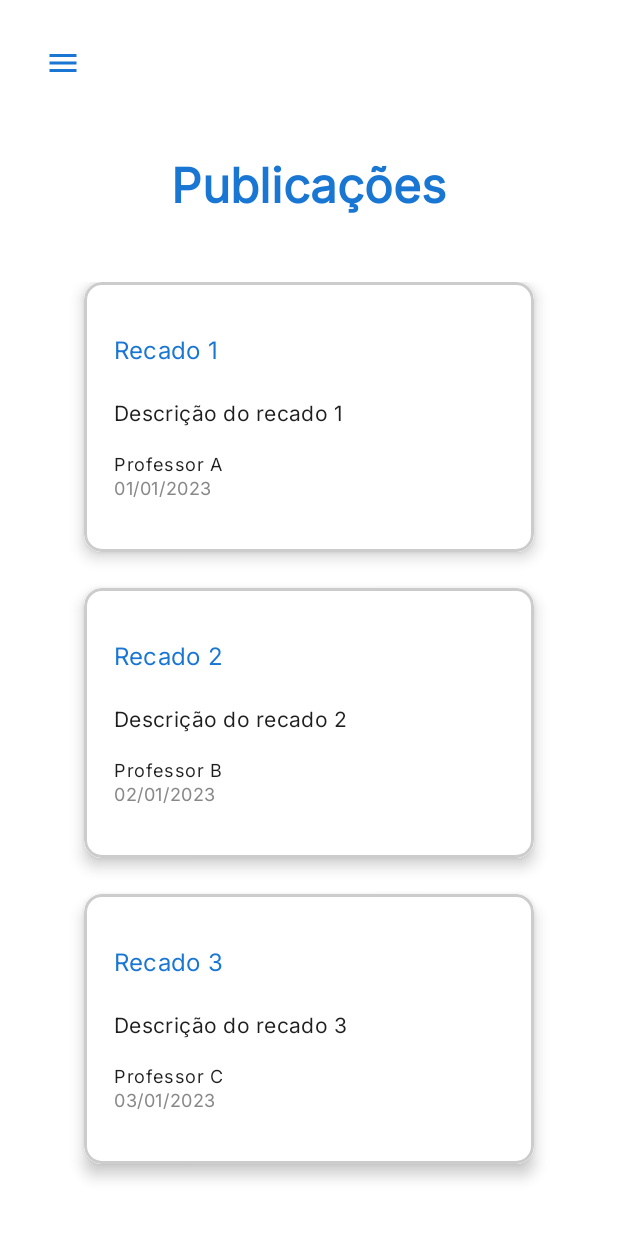
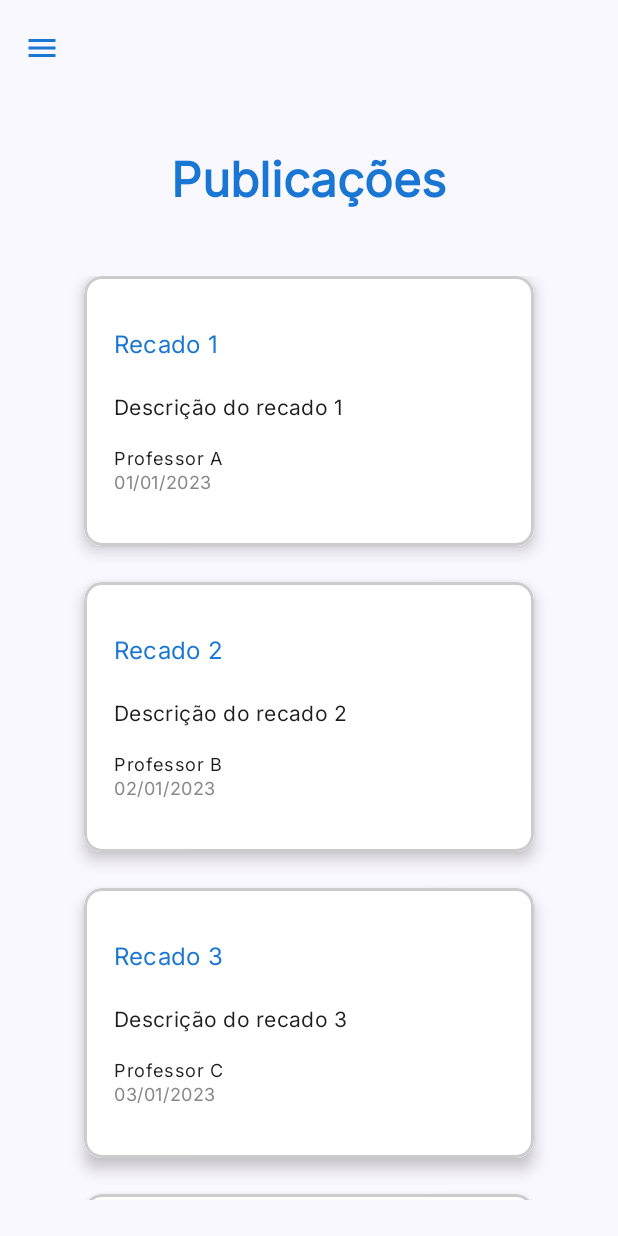
Before and after one commit to nucleo-fornari/mobile-app, an Android app built with Jetpack Compose: the @Preview function PublicacoesScreenPreview, on a phone screen of 412 x 824 dp. Run offline under Robolectric (Android 15) with nearby library versions, the light colour scheme and no system bars; network calls fail; Roboto replaces fonts that are not available here.

Commit message:
FEAT: Redirecionar de acordo com a função do usuário e navegação do responsável.

```diff
--- a/app/src/main/java/com/example/nucleofornari/data/model/SessaoUsuario.kt
+++ b/app/src/main/java/com/example/nucleofornari/data/model/SessaoUsuario.kt
@@ -2,9 +2,9 @@ package com.example.nucleofornari.data.model
 
 data class SessaoUsuario(
     var userId: Int = 0,
-    var nome:String = "",
+    var nome: String = "",
     var email: String = "",
     var funcao: String = "",
-    var salaId: Int = 0,
-    var token:String = ""
+    var salaId: Int? = null,
+    var token: String = ""
 )
--- a/app/src/main/java/com/example/nucleofornari/data/remote/UsuarioApiService.kt
+++ b/app/src/main/java/com/example/nucleofornari/data/remote/UsuarioApiService.kt
@@ -65,12 +65,12 @@ interface UsuarioApiService {
 
 object UsuarioApi {
 
-    private val BASE_URL = "http://192.168.18.210:8080/"
+    private val BASE_URL = "http://192.168.0.110:8080/"
 
     fun getApi(token: String): UsuarioApiService {
 
         val logInterceptor = HttpLoggingInterceptor()
-        logInterceptor.setLevel(HttpLoggingInterceptor.Level.HEADERS)
+        logInterceptor.setLevel(HttpLoggingInterceptor.Level.BODY)
 
         val clienteHttp = OkHttpClient.Builder()
             .addInterceptor(logInterceptor)
--- a/app/src/main/java/com/example/nucleofornari/presentation/navigation/RootNavGraph.kt
+++ b/app/src/main/java/com/example/nucleofornari/presentation/navigation/RootNavGraph.kt
@@ -36,5 +36,9 @@ fun RootNavGraph(navController: NavHostController) {
         composable("main") {
             AppNavigation(navController)
         }
+
+        composable("responsavel") {
+            AppNavigationResponsavel(navController)
+        }
     }
 }
--- a/app/src/main/java/com/example/nucleofornari/presentation/screen/auth/login/LoginViewModel.kt
+++ b/app/src/main/java/com/example/nucleofornari/presentation/screen/auth/login/LoginViewModel.kt
@@ -36,10 +36,11 @@ open class LoginViewModel(
                 sessaoUsuario.nome = response.nome!!
                 sessaoUsuario.email = response.email!!
                 sessaoUsuario.funcao = response.funcao!!
-                sessaoUsuario.salaId = response.salaId!!
+                sessaoUsuario.salaId = response.salaId
                 sessaoUsuario.token = response.token!!
 
                 _uiState.value = UiState.Success(response)
+
             } catch (e: IOException) {
                 _uiState.value = UiState.Error("Erro de conexão. Verifique sua internet.")
             } catch (e: HttpException) {
--- a/app/src/main/java/com/example/nucleofornari/presentation/screen/responsavel/PublicacoesScreen.kt
+++ b/app/src/main/java/com/example/nucleofornari/presentation/screen/responsavel/PublicacoesScreen.kt
@@ -14,17 +14,23 @@ import androidx.compose.foundation.lazy.items
 import androidx.compose.material.Scaffold
 //noinspection UsingMaterialAndMaterial3Libraries
 import androidx.compose.material.Text
+import androidx.compose.material.icons.Icons
+import androidx.compose.material.icons.filled.Menu
 import androidx.compose.runtime.Composable
 import androidx.compose.ui.Alignment
 import androidx.compose.ui.Modifier
+import androidx.compose.ui.graphics.Color
 import androidx.compose.ui.text.font.FontWeight
 import androidx.compose.ui.tooling.preview.Preview
 import androidx.compose.ui.unit.dp
+import androidx.navigation.NavHostController
+import androidx.navigation.compose.rememberNavController
 import com.example.nucleofornari.presentation.common.theme.AppTypography
 import com.example.nucleofornari.presentation.common.theme.AzulPrincipal
 import com.example.nucleofornari.presentation.common.theme.NucleoFornariTheme
 import com.example.nucleofornari.presentation.common.component.AppIcons
 import com.example.nucleofornari.presentation.common.component.CardNucleoLarge
+import com.example.nucleofornari.presentation.common.component.Header
 
 //@Serializable
 data class Publicacao(
@@ -63,13 +69,16 @@ fun listaDePublicacoes() {
 }
 
 @Composable
-fun PublicacoesScreen() {
+fun PublicacoesScreen(navController: NavHostController) {
 
-    Scaffold(
+    androidx.compose.material3.Scaffold(
         topBar = {
-            Row(modifier = Modifier.padding(30.dp)) {
-                AppIcons.Menu(AzulPrincipal)
-            }
+            Header(
+                "",
+                bgcolor = Color.Transparent,
+                navIcon = Icons.Filled.Menu,
+                iconColor = AzulPrincipal,
+                onClick = {})
         }
     ) { innerPadding ->
         Column(
@@ -100,6 +109,6 @@ fun PublicacoesScreen() {
 @Preview(showBackground = true)
 fun PublicacoesScreenPreview() {
     NucleoFornariTheme {
-        PublicacoesScreen()
+        PublicacoesScreen(navController = rememberNavController())
     }
 }
--- a/app/src/main/res/xml/network_security_config.xml
+++ b/app/src/main/res/xml/network_security_config.xml
@@ -1,6 +1,6 @@
 <?xml version="1.0" encoding="utf-8"?>
 <network-security-config>
     <domain-config cleartextTrafficPermitted="true">
-        <domain includeSubdomains="true">192.168.18.210</domain>
+        <domain includeSubdomains="true">192.168.0.110</domain>
     </domain-config>
 </network-security-config>
```
Also changed, not shown: app/src/main/java/com/example/nucleofornari/presentation/navigation/AppNavigationResponsavel.kt (added, +77 -0 lines), app/src/main/java/com/example/nucleofornari/presentation/navigation/BottomBarScreen.kt (+18 -0 lines), app/src/main/java/com/example/nucleofornari/presentation/screen/auth/login/LoginScreen.kt (+12 -3 lines), app/src/main/java/com/example/nucleofornari/presentation/screen/responsavel/AgendaScreen.kt (+16 -7 lines), app/src/main/java/com/example/nucleofornari/presentation/screen/responsavel/ReunioesScreen.kt (added, +34 -0 lines).
